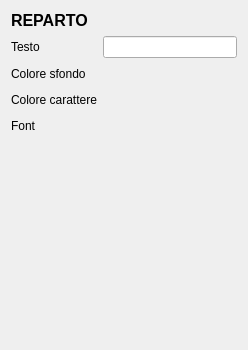
Old version of the form src/dettaglireparto.ui in the repository mtonin/gestcassa.
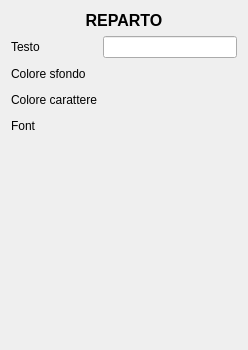
New version of the form. Custom widgets are drawn as their Qt base class.

Commit message: - corretto allineamento label - corretto valore di default per cartella pdf

```diff
--- a/src/dettaglireparto.ui
+++ b/src/dettaglireparto.ui
@@ -32,6 +32,9 @@
      <property name="text">
       <string>REPARTO</string>
      </property>
+     <property name="alignment">
+      <set>Qt::AlignCenter</set>
+     </property>
     </widget>
    </item>
    <item>
```
The commit also changes 4 other files.
